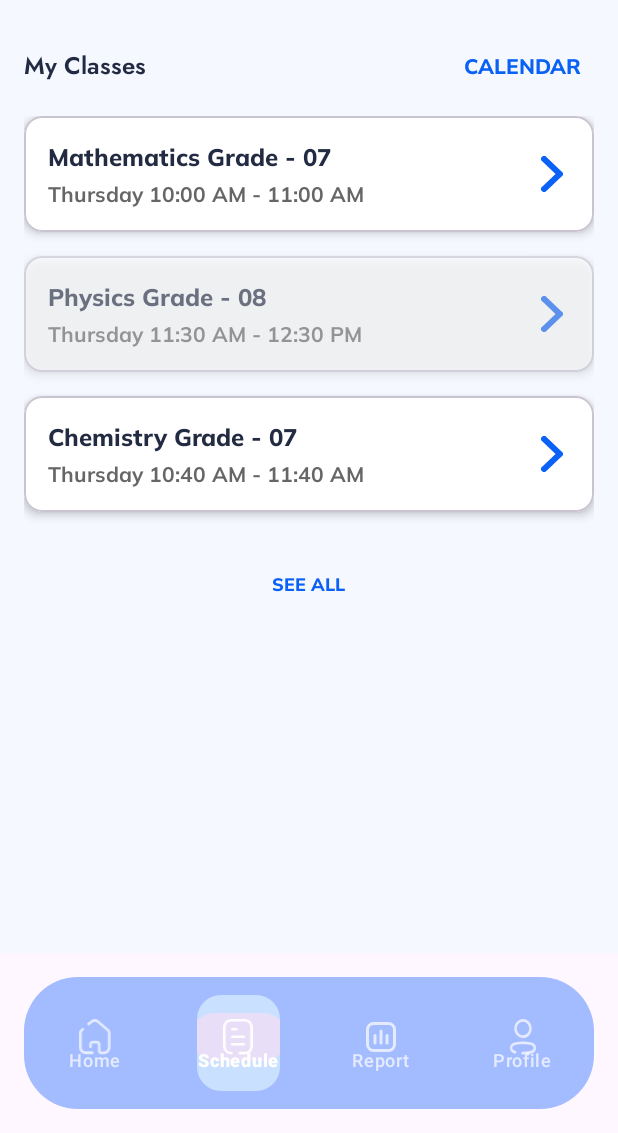
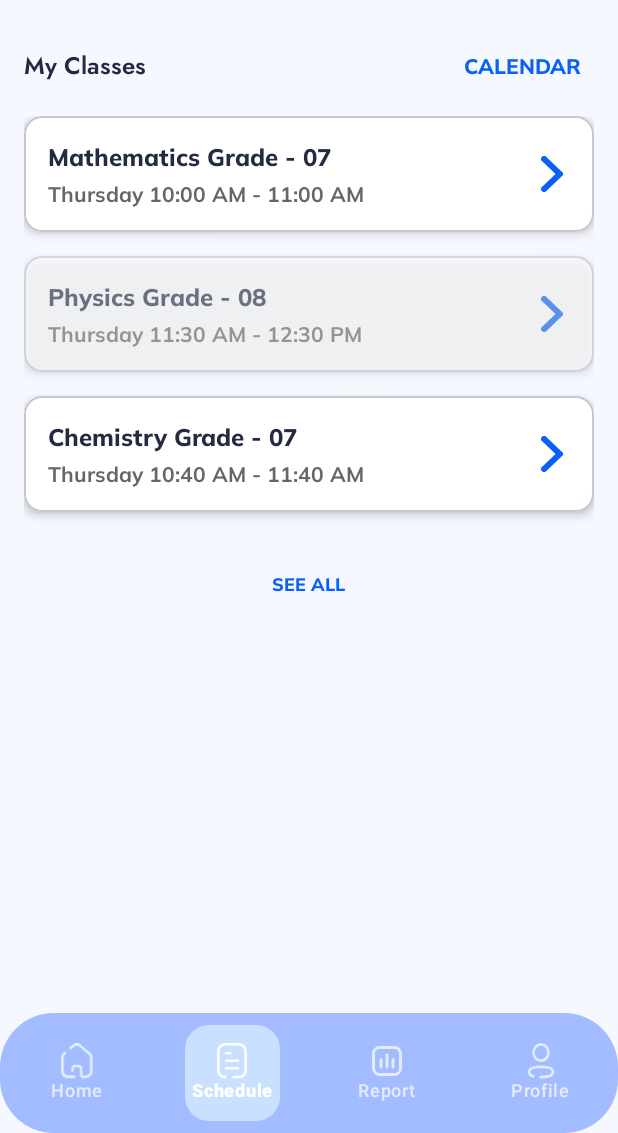
Before and after one commit to SEP490-SU25-G16/zentry-app, an Android app: the StudentMainFragment screen opened through its navigation route, item 2 of the bottom bar chosen, on a phone screen of 412 x 824 dp, the part 103-1236 px from its top. Run offline under Robolectric (Android 15) with nearby library versions, the phone set to English and light mode, and no system bars; 5 statements that could not run were skipped.

Commit message:
fix(bottom nav)

```diff
--- a/app/src/main/res/layout/fragment_login.xml
+++ b/app/src/main/res/layout/fragment_login.xml
@@ -47,7 +47,7 @@
             <com.google.android.material.textfield.TextInputEditText
                 android:id="@+id/etLoginEmail"
                 android:layout_width="match_parent"
-                android:layout_height="48dp"
+                android:layout_height="60dp"
                 android:hint="Email"
                 android:inputType="textEmailAddress"
                 android:paddingStart="40dp"
@@ -76,7 +76,7 @@
             <com.google.android.material.textfield.TextInputEditText
                 android:id="@+id/etLoginPassword"
                 android:layout_width="match_parent"
-                android:layout_height="48dp"
+                android:layout_height="60dp"
                 android:hint="Password"
                 android:inputType="textPassword"
                 android:paddingStart="40dp"
--- a/app/src/main/res/layout/fragment_student_main.xml
+++ b/app/src/main/res/layout/fragment_student_main.xml
@@ -1,33 +1,35 @@
 <?xml version="1.0" encoding="utf-8"?>
-<LinearLayout xmlns:android="http://schemas.android.com/apk/res/android"
+<RelativeLayout xmlns:android="http://schemas.android.com/apk/res/android"
     xmlns:app="http://schemas.android.com/apk/res-auto"
     android:layout_width="match_parent"
     android:layout_height="match_parent"
-    android:orientation="vertical">
+    android:background="#F5F9FF">
 
+    <!-- Fragment Container chiếm toàn bộ không gian -->
     <androidx.fragment.app.FragmentContainerView
         android:id="@+id/student_nav_host_fragment"
         android:name="androidx.navigation.fragment.NavHostFragment"
         android:layout_width="match_parent"
-        android:layout_height="0dp"
-        android:layout_weight="1" />
+        android:layout_height="match_parent"
+        android:paddingBottom="56dp"
+        android:clipToPadding="false" />
 
+    <!-- BottomNav nằm dưới cùng, overlay lên fragment -->
     <com.google.android.material.bottomnavigation.BottomNavigationView
         android:id="@+id/bottom_navigation_student"
         android:layout_width="match_parent"
         android:layout_height="wrap_content"
-        android:layout_gravity="bottom"
-        android:layout_margin="16dp"
+        android:layout_alignParentBottom="true"
         android:background="@drawable/bg_bottom_nav"
-        android:paddingTop="4dp"
-        android:paddingBottom="4dp"
+        android:elevation="8dp"
         app:itemBackground="@drawable/nav_item_bg_selector"
         app:itemHorizontalTranslationEnabled="false"
         app:itemIconSize="24dp"
+        app:itemActiveIndicatorStyle="@null"
         app:itemIconTint="@color/nav_item_color_state"
         app:itemRippleColor="@android:color/transparent"
         app:itemTextColor="@color/nav_item_color_state"
         app:labelVisibilityMode="labeled"
-        app:menu="@menu/bottom_nav_menu_lecturer" />
+        app:menu="@menu/bottom_nav_menu_student" />
 
-</LinearLayout>
+</RelativeLayout>
--- a/app/src/main/res/navigation/nav_graph_root.xml
+++ b/app/src/main/res/navigation/nav_graph_root.xml
@@ -8,24 +8,28 @@
         android:id="@+id/loginFragment"
         android:name="vn.edu.fpt.zentryapp.auth.ui.LoginFragment"
         android:label="Login">
+
         <action
             android:id="@+id/action_login_to_selectMethod"
             app:destination="@id/forgotPasswordSelectMethodFragment" />
+
         <!-- action đăng nhập thành công → Student -->
         <action
             android:id="@+id/action_login_to_student"
             app:destination="@id/nav_graph_student"
-            app:popUpTo="@id/nav_graph_root"
+            app:popUpTo="@id/loginFragment"
             app:popUpToInclusive="true" />
 
         <!-- action đăng nhập thành công → Lecturer -->
         <action
             android:id="@+id/action_login_to_lecturer"
             app:destination="@id/nav_graph_lecturer"
-            app:popUpTo="@id/nav_graph_root"
+            app:popUpTo="@id/loginFragment"
             app:popUpToInclusive="true" />
+
     </fragment>
 
+    <!-- Forgot Password Flow -->
     <fragment
         android:id="@+id/forgotPasswordSelectMethodFragment"
         android:name="vn.edu.fpt.zentryapp.auth.ui.ForgotPasswordSelectMethodFragment"
@@ -56,16 +60,24 @@
     <fragment
         android:id="@+id/passwordResetSuccessFragment"
         android:name="vn.edu.fpt.zentryapp.auth.ui.PasswordResetSuccessFragment"
-        android:label="Reset Success"/>
+        android:label="Reset Success">
+        <!-- Action to return to login -->
+        <action
+            android:id="@+id/action_success_to_login"
+            app:destination="@id/loginFragment"
+            app:popUpTo="@id/loginFragment"
+            app:popUpToInclusive="true" />
+    </fragment>
 
+    <!-- Global logout action -->
     <action
         android:id="@+id/action_global_logout"
         app:destination="@id/loginFragment"
-        app:popUpTo="@id/nav_graph_root"
+        app:popUpTo="@id/loginFragment"
         app:popUpToInclusive="true" />
 
+    <!-- Include nested graphs -->
     <include app:graph="@navigation/nav_graph_student" />
-
     <include app:graph="@navigation/nav_graph_lecturer" />
 
 </navigation>
--- a/app/src/main/res/navigation/nav_graph_tab_report_lecturer.xml
+++ b/app/src/main/res/navigation/nav_graph_tab_report_lecturer.xml
@@ -28,7 +28,7 @@
             <argument
                 android:name="sessionId"
                 app:argType="long"
-                android:defaultValue="0" />
+                android:defaultValue="0L" />
         </action>
     </fragment>
 
@@ -41,7 +41,7 @@
         <argument
             android:name="sessionId"
             app:argType="long"
-            android:defaultValue="0" />
+            android:defaultValue="0L" />
         <action
             android:id="@+id/action_sessionDetail_to_listSession"
             app:destination="@id/lecturerReportListSessionFragment"
--- a/app/src/main/res/navigation/nav_graph_tab_schedule_lecturer.xml
+++ b/app/src/main/res/navigation/nav_graph_tab_schedule_lecturer.xml
@@ -45,7 +45,7 @@
         <argument
             android:name="classId"
             app:argType="long"
-            android:defaultValue="0" />
+            android:defaultValue="0L" />
         <!-- Quay trở lại list -->
         <action
             android:id="@+id/action_classDetail_to_schedule"
```
Also changed, not shown: app/src/main/java/vn/edu/fpt/zentryapp/auth/ui/LoginFragment.java (+28 -10 lines), app/src/main/java/vn/edu/fpt/zentryapp/lecturer/ui/LecturerMainFragment.java (+91 -1 lines), app/src/main/res/layout/fragment_lecturer_main.xml (+11 -9 lines), app/src/main/res/navigation/nav_graph_tab_home_lecturer.xml (+9 -1 lines).
